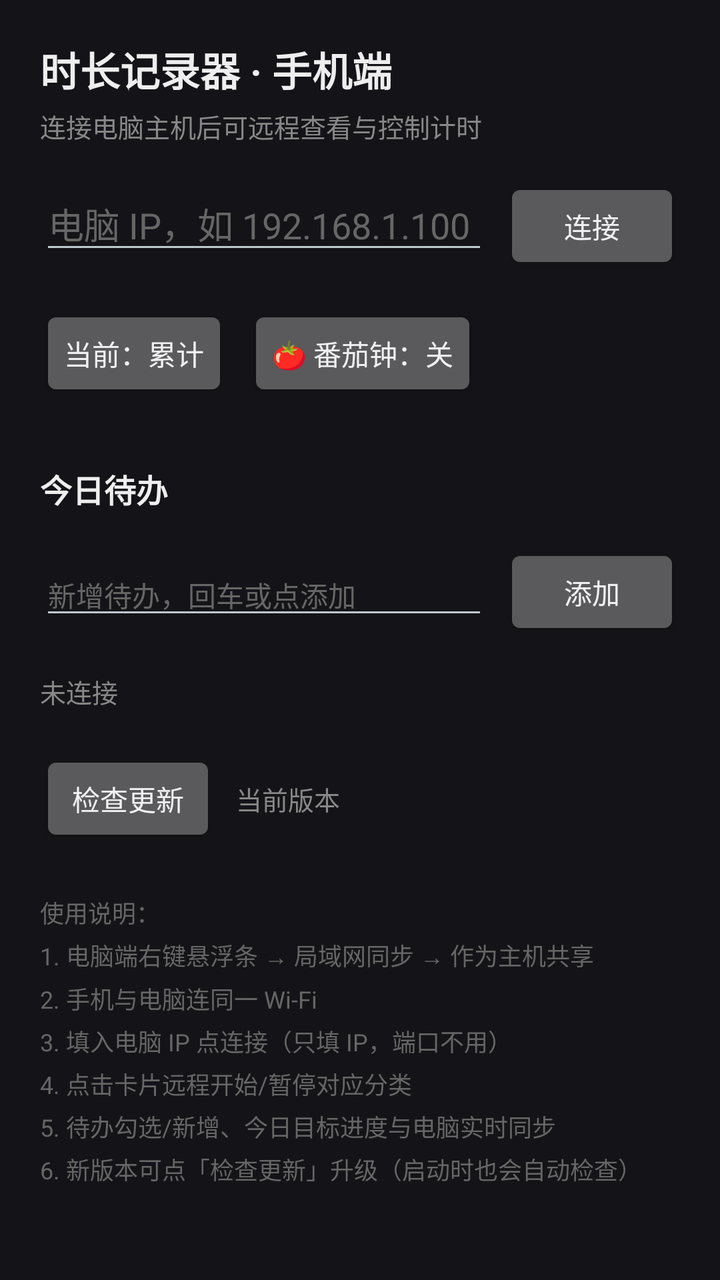
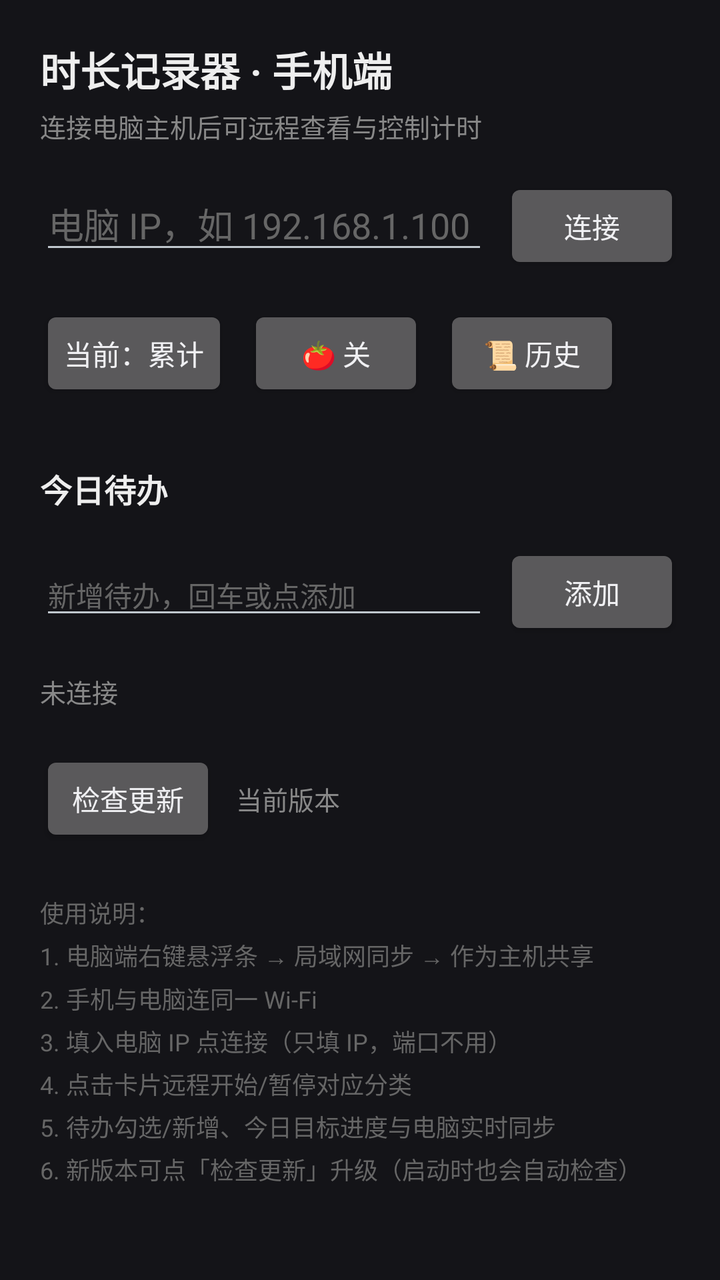

The first picture is an Android layout as it rendered before a commit; the second is the same layout after the commit. The layout source and the unified diff follow.
<!-- AndroidManifest.xml: application theme android:Theme.DeviceDefault.NoActionBar -->
<!-- res/layout/activity_main.xml -->
<?xml version="1.0" encoding="utf-8"?>
<ScrollView xmlns:android="http://schemas.android.com/apk/res/android"
    android:layout_width="match_parent"
    android:layout_height="match_parent"
    android:background="#141418"
    android:fillViewport="true">

    <LinearLayout
        android:layout_width="match_parent"
        android:layout_height="wrap_content"
        android:orientation="vertical"
        android:padding="20dp">

        <TextView
            android:layout_width="wrap_content"
            android:layout_height="wrap_content"
            android:text="时长记录器 · 手机端"
            android:textColor="#EEEEEE"
            android:textSize="20sp"
            android:textStyle="bold" />

        <TextView
            android:layout_width="wrap_content"
            android:layout_height="wrap_content"
            android:layout_marginTop="4dp"
            android:text="连接电脑主机后可远程查看与控制计时"
            android:textColor="#888888"
            android:textSize="13sp" />

        <LinearLayout
            android:layout_width="match_parent"
            android:layout_height="wrap_content"
            android:layout_marginTop="16dp"
            android:orientation="horizontal">

            <EditText
                android:id="@+id/host_edit"
                android:layout_width="0dp"
                android:layout_height="wrap_content"
                android:layout_weight="1"
                android:hint="电脑 IP，如 192.168.1.100（只填 IP，端口不用）"
                android:inputType="text"
                android:textColor="#EEEEEE"
                android:textColorHint="#666666" />

            <Button
                android:id="@+id/connect_btn"
                android:layout_width="wrap_content"
                android:layout_height="wrap_content"
                android:layout_marginStart="8dp"
                android:text="连接" />
        </LinearLayout>

        
        <LinearLayout
            android:layout_width="match_parent"
            android:layout_height="wrap_content"
            android:layout_marginTop="16dp"
            android:orientation="horizontal">

            <Button
                android:id="@+id/mode_btn"
                android:layout_width="wrap_content"
                android:layout_height="wrap_content"
                android:text="当前：累计" />

            <Button
                android:id="@+id/pom_btn"
                android:layout_width="wrap_content"
                android:layout_height="wrap_content"
                android:layout_marginStart="10dp"
                android:text="🍅 番茄钟：关" />
        </LinearLayout>

        
        <LinearLayout
            android:id="@+id/cards"
            android:layout_width="match_parent"
            android:layout_height="wrap_content"
            android:layout_marginTop="12dp"
            android:orientation="vertical" />

        <TextView
            android:layout_width="wrap_content"
            android:layout_height="wrap_content"
            android:layout_marginTop="20dp"
            android:text="今日待办"
            android:textColor="#EEEEEE"
            android:textSize="16sp"
            android:textStyle="bold" />

        <LinearLayout
            android:id="@+id/todo_list"
            android:layout_width="match_parent"
            android:layout_height="wrap_content"
            android:layout_marginTop="8dp"
            android:orientation="vertical" />

        <LinearLayout
            android:layout_width="match_parent"
            android:layout_height="wrap_content"
            android:layout_marginTop="8dp"
            android:gravity="center_vertical"
            android:orientation="horizontal">

            <EditText
                android:id="@+id/todo_edit"
                android:layout_width="0dp"
                android:layout_height="wrap_content"
                android:layout_weight="1"
                android:hint="新增待办，回车或点添加"
                android:inputType="text"
                android:textColor="#EEEEEE"
                android:textColorHint="#666666"
                android:textSize="14sp" />

            <Button
                android:id="@+id/todo_add_btn"
                android:layout_width="wrap_content"
                android:layout_height="wrap_content"
                android:layout_marginStart="8dp"
                android:text="添加" />
        </LinearLayout>

        <TextView
            android:id="@+id/status_view"
            android:layout_width="match_parent"
            android:layout_height="wrap_content"
            android:layout_marginTop="16dp"
            android:text="未连接"
            android:textColor="#888888"
            android:textSize="13sp" />

        <LinearLayout
            android:layout_width="match_parent"
            android:layout_height="wrap_content"
            android:layout_marginTop="20dp"
            android:gravity="center_vertical"
            android:orientation="horizontal">

            <Button
                android:id="@+id/update_btn"
                android:layout_width="wrap_content"
                android:layout_height="wrap_content"
                android:text="检查更新" />

            <TextView
                android:id="@+id/update_view"
                android:layout_width="0dp"
                android:layout_height="wrap_content"
                android:layout_marginStart="10dp"
                android:layout_weight="1"
                android:text="当前版本"
                android:textColor="#888888"
                android:textSize="13sp" />
        </LinearLayout>

        <TextView
            android:layout_width="match_parent"
            android:layout_height="wrap_content"
            android:layout_marginTop="24dp"
            android:lineSpacingExtra="4dp"
            android:text="使用说明：\n1. 电脑端右键悬浮条 → 局域网同步 → 作为主机共享\n2. 手机与电脑连同一 Wi-Fi\n3. 填入电脑 IP 点连接（只填 IP，端口不用）\n4. 点击卡片远程开始/暂停对应分类\n5. 待办勾选/新增、今日目标进度与电脑实时同步\n6. 新版本可点「检查更新」升级（启动时也会自动检查）"
            android:textColor="#666666"
            android:textSize="12sp" />
    </LinearLayout>
</ScrollView>
<!-- resources referenced by this layout -->
<resources>

</resources>

<!-- the commit's change to res/layout/activity_main.xml (unified diff, before → after) -->
@@ -69,7 +69,14 @@
                 android:layout_width="wrap_content"
                 android:layout_height="wrap_content"
                 android:layout_marginStart="10dp"
-                android:text="🍅 番茄钟：关" />
+                android:text="🍅 关" />
+
+            <Button
+                android:id="@+id/hist_btn"
+                android:layout_width="wrap_content"
+                android:layout_height="wrap_content"
+                android:layout_marginStart="10dp"
+                android:text="📜 历史" />
         </LinearLayout>
 
         
